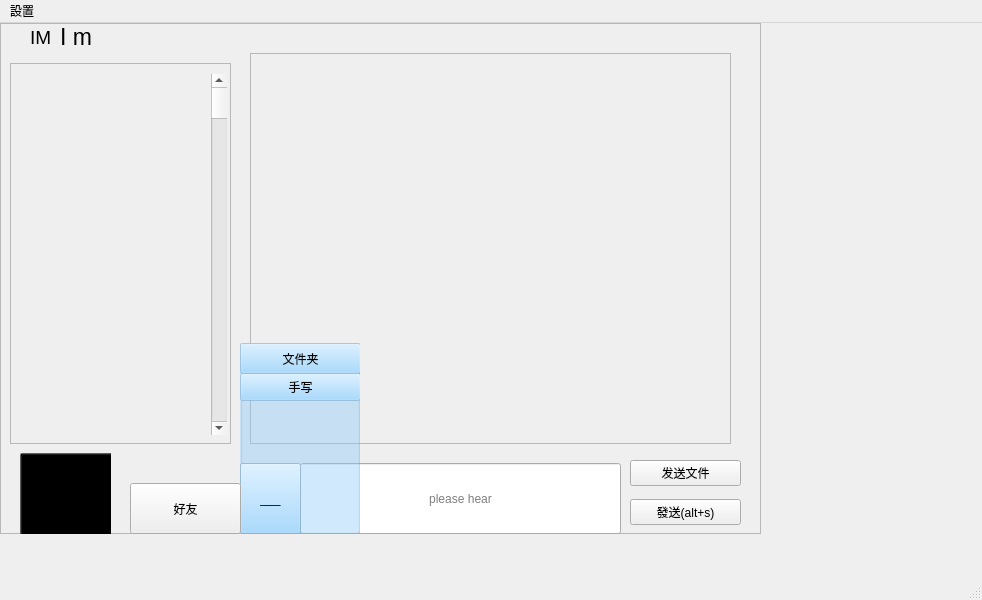
Above: mainwindow.ui from liguyano/qt_demo before the change. Below: the same form after it.
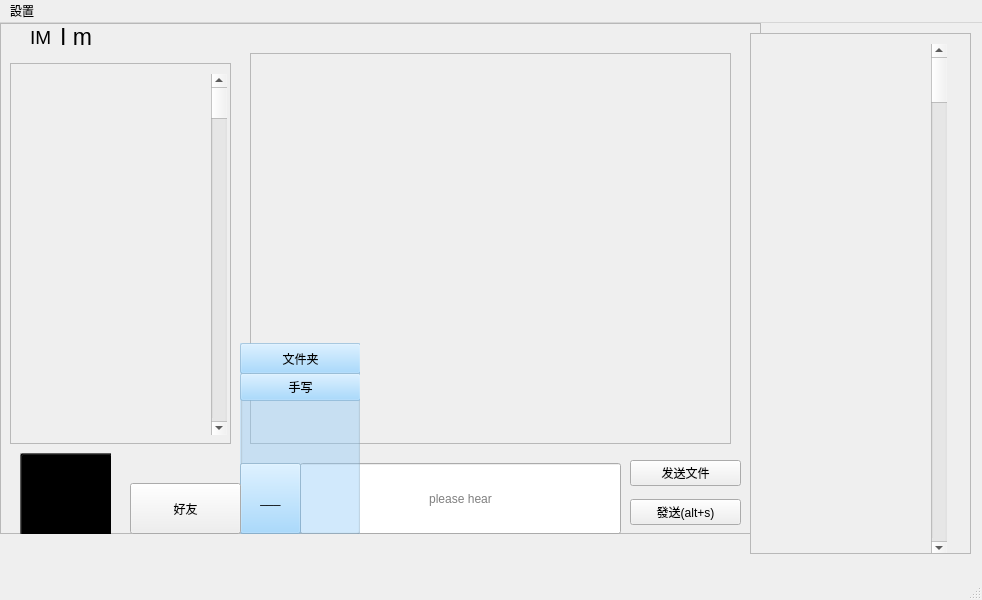
That is the form after the change. Icons and pictures are not drawn.

Diff of the .ui file:
```diff
--- a/mainwindow.ui
+++ b/mainwindow.ui
@@ -320,16 +320,41 @@
        <zorder>frindsArea</zorder>
        <zorder>frame_3</zorder>
    </widget>
-      <widget class="QWidget" name="verticalLayoutWidget_2">
+      <widget class="QScrollArea" name="filePersents">
           <property name="geometry">
               <rect>
-                  <x>760</x>
-                  <y>40</y>
-                  <width>211</width>
-                  <height>461</height>
+                  <x>750</x>
+                  <y>10</y>
+                  <width>221</width>
+                  <height>521</height>
               </rect>
           </property>
-          <layout class="QVBoxLayout" name="perbars"/>
+          <property name="widgetResizable">
+              <bool>true</bool>
+          </property>
+          <widget class="QWidget" name="scrollAreaWidgetContents_2">
+              <property name="geometry">
+                  <rect>
+                      <x>0</x>
+                      <y>0</y>
+                      <width>219</width>
+                      <height>519</height>
+                  </rect>
+              </property>
+              <widget class="QScrollBar" name="verticalScrollBar_2">
+                  <property name="geometry">
+                      <rect>
+                          <x>180</x>
+                          <y>10</y>
+                          <width>16</width>
+                          <height>511</height>
+                      </rect>
+                  </property>
+                  <property name="orientation">
+                      <enum>Qt::Vertical</enum>
+                  </property>
+              </widget>
+          </widget>
       </widget>
   </widget>
      <widget class="QMenuBar" name="menubar">
```
